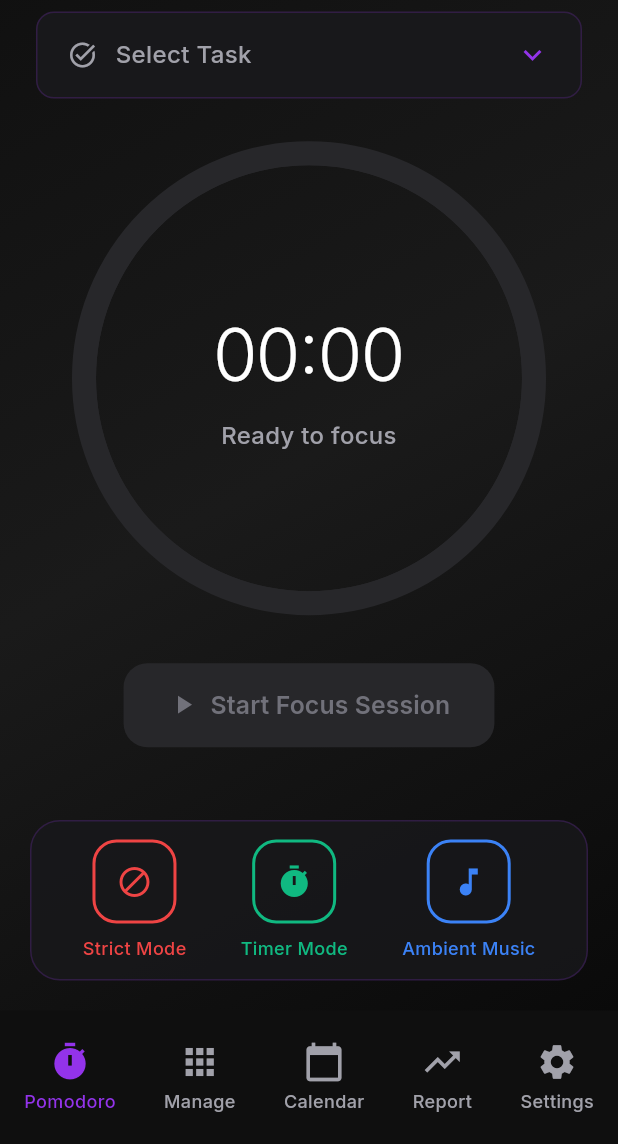
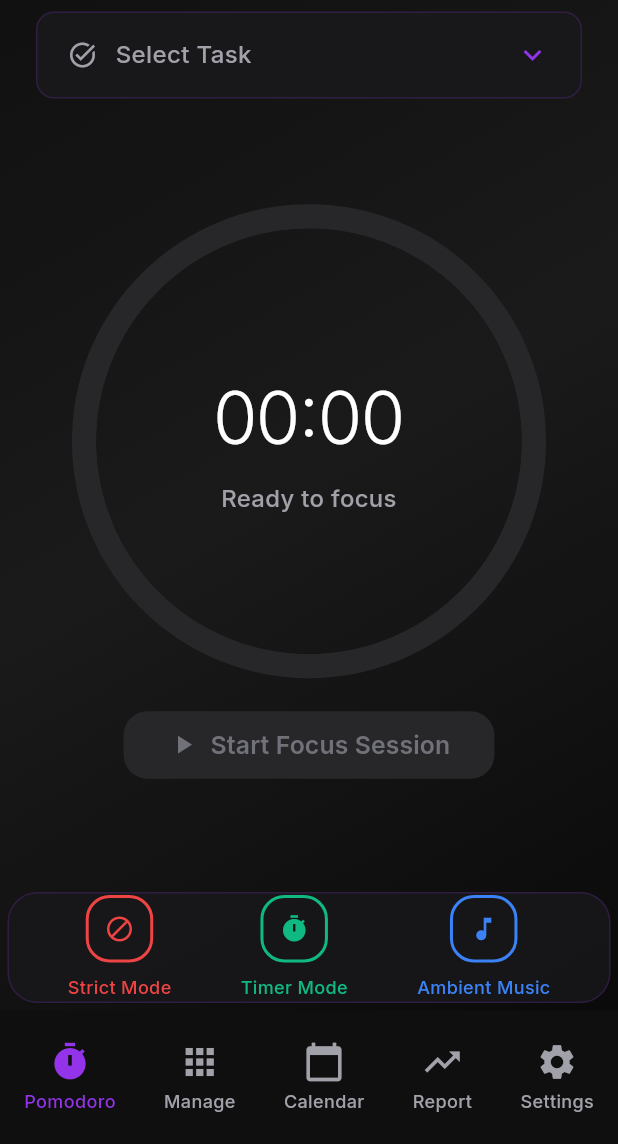
Before and after one commit to AccessibleDitto/4bit_hackit, a Flutter app: the TimerModePage screen opened by its route, on a phone screen of 412 x 824 dp, the part 92-1236 px from its top. Run offline on Flutter 3.47's test engine with Material 3 defaults, Android fonts, the phone set to English and light mode, and no system bars; our stand-ins replace calendar_view, cloud_firestore, confetti, firebase_auth, firebase_core, fl_chart and 5 more; missing offline and left inert: app_limiter, nfc_manager; accounts and stored records are empty.

Commit message:
fixed size constraint for timer mode

```diff
--- a/flutter_application_4bit/lib/homepage.dart
+++ b/flutter_application_4bit/lib/homepage.dart
@@ -761,7 +761,7 @@ class _TimerModePageState extends State<TimerModePage> with TickerProviderStateM
                     // Main Timer Section
                     Expanded(
                       child: Column(
-                        mainAxisAlignment: MainAxisAlignment.center,
+                        mainAxisAlignment: MediaQuery.of(context).size.height < 700 ? MainAxisAlignment.spaceEvenly : MainAxisAlignment.center,
                         children: [
                           // Show session indicator only in countdown mode and when a task is selected
                           if (_globalTimer.selectedTask != 'Select Task' && _isCountdownMode)
@@ -794,7 +794,7 @@ class _TimerModePageState extends State<TimerModePage> with TickerProviderStateM
                               builder: (context) {
                                 final screenHeight = MediaQuery.of(context).size.height;
                                 final isSmallScreen = screenHeight < 700;
-                                final containerSize = isSmallScreen ? 220.0 : 300.0;
+                                final containerSize = isSmallScreen ? 160.0 : 300.0;
 
                                 // Use same font size calculation as TimerCircle
                                 final timerFontSize = containerSize * 0.16;
@@ -825,7 +825,7 @@ class _TimerModePageState extends State<TimerModePage> with TickerProviderStateM
                                             letterSpacing: -1,
                                           ),
                                         ),
-                                        const SizedBox(height: 8),
+                                        SizedBox(height: isSmallScreen ? 4 : 6),
                                         Text(
                                           _isBreakTime ? 'Break Time' : 'Count Up Mode',
                                           style: GoogleFonts.inter(
@@ -839,7 +839,7 @@ class _TimerModePageState extends State<TimerModePage> with TickerProviderStateM
                                 );
                               }
                             ),
-                          SizedBox(height: MediaQuery.of(context).size.height < 700 ? 16 : 40),
+                          SizedBox(height: MediaQuery.of(context).size.height < 700 ? 4 : 30),
                           // Action Buttons
                           TimerActionButtons(
                             timerState: _isBreakTime ? TimerState.breakRunning :
--- a/flutter_application_4bit/lib/widgets/mode_settings_widgets.dart
+++ b/flutter_application_4bit/lib/widgets/mode_settings_widgets.dart
@@ -185,7 +185,7 @@ class ModeSelectionBar extends StatelessWidget {
     final isSmallScreen = screenHeight < 700;
 
     return Container(
-      margin: EdgeInsets.all(isSmallScreen ? 8 : 20),
+      margin: EdgeInsets.all(isSmallScreen ? 2 : 5),
       decoration: BoxDecoration(
         color: const Color(0xFF18181B).withOpacity(0.8),
         borderRadius: BorderRadius.circular(20),
@@ -196,7 +196,7 @@ class ModeSelectionBar extends StatelessWidget {
       ),
       child: Padding(
         padding: EdgeInsets.symmetric(
-          vertical: isSmallScreen ? 6 : 12,
+          vertical: isSmallScreen ? 3 : 1,
           horizontal: 16,
         ),
         child: Row(
@@ -356,8 +356,8 @@ class ModeOption extends StatelessWidget {
         mainAxisSize: MainAxisSize.min,
         children: [
           Container(
-            width: isCompact ? 40 : 56,
-            height: isCompact ? 40 : 56,
+            width: isCompact ? 28 : 45,
+            height: isCompact ? 28 : 45,
             decoration: BoxDecoration(
               color: Colors.transparent,
               borderRadius: BorderRadius.circular(16),
@@ -369,15 +369,15 @@ class ModeOption extends StatelessWidget {
             child: Icon(
               icon,
               color: color,
-              size: isCompact ? 18 : 24,
+              size: isCompact ? 13 : 20,
             ),
           ),
-          SizedBox(height: isCompact ? 3 : 8),
+          SizedBox(height: isCompact ? 2 : 8),
           Text(
             label,
             style: GoogleFonts.inter(
               color: color,
-              fontSize: isCompact ? 9 : 12,
+              fontSize: isCompact ? 8 : 12,
               fontWeight: FontWeight.w500,
             ),
           ),
--- a/flutter_application_4bit/lib/widgets/timer_control_widgets.dart
+++ b/flutter_application_4bit/lib/widgets/timer_control_widgets.dart
@@ -27,9 +27,12 @@ class TimerActionButtons extends StatelessWidget {
   @override
   Widget build(BuildContext context) {
     final screenWidth = MediaQuery.of(context).size.width;
+    final screenHeight = MediaQuery.of(context).size.height;
+    final isSmallScreen = screenHeight < 500;
+
     final buttonWidth = (screenWidth * 0.6).clamp(200.0, 280.0);
     final smallButtonWidth = (screenWidth * 0.35).clamp(120.0, 180.0);
-    const buttonHeight = 56.0;
+    final buttonHeight = isSmallScreen ? 45.0 : 45.0;
     final fontSize = (screenWidth * 0.04).clamp(14.0, 18.0);
 
     switch (timerState) {
--- a/flutter_application_4bit/lib/widgets/timer_display_widgets.dart
+++ b/flutter_application_4bit/lib/widgets/timer_display_widgets.dart
@@ -31,7 +31,7 @@ class TimerCircle extends StatelessWidget {
     final screenHeight = MediaQuery.of(context).size.height;
 
     final isSmallScreen = screenHeight < 700;
-    final circleSize = isSmallScreen ? 220.0 : 300.0;
+    final circleSize = isSmallScreen ? 160.0 : 300.0;
 
     final timerFontSize = circleSize * 0.16;
     final subtextFontSize = circleSize * 0.053;
@@ -149,7 +149,7 @@ class SessionIndicator extends StatelessWidget {
 
     // Responsive sizing
     final isSmallScreen = screenHeight < 700;
-    final circleSize = isSmallScreen ? 220.0 : (screenWidth * 0.7);
+    final circleSize = isSmallScreen ? 160.0 : (screenWidth * 0.7);
 
     // Calculate session number (represented by dot) sizes and spacing
     final dotSize = circleSize * 0.04;
@@ -158,9 +158,9 @@ class SessionIndicator extends StatelessWidget {
     final padding = ((screenWidth - totalWidth) / 2).clamp(0.0, double.infinity);
 
     return Container(
-      margin: EdgeInsets.only(bottom: isSmallScreen ? (circleSize * 0.06) : (circleSize * 0.133)),
+      margin: EdgeInsets.only(bottom: isSmallScreen ? (circleSize * 0.03) : (circleSize * 0.133)),
       width: screenWidth,
-      height: isSmallScreen ? (circleSize * 0.04) : (circleSize * 0.06),
+      height: isSmallScreen ? (circleSize * 0.03) : (circleSize * 0.06),
       child: SingleChildScrollView(
         scrollDirection: Axis.horizontal,
         child: Container(
```
